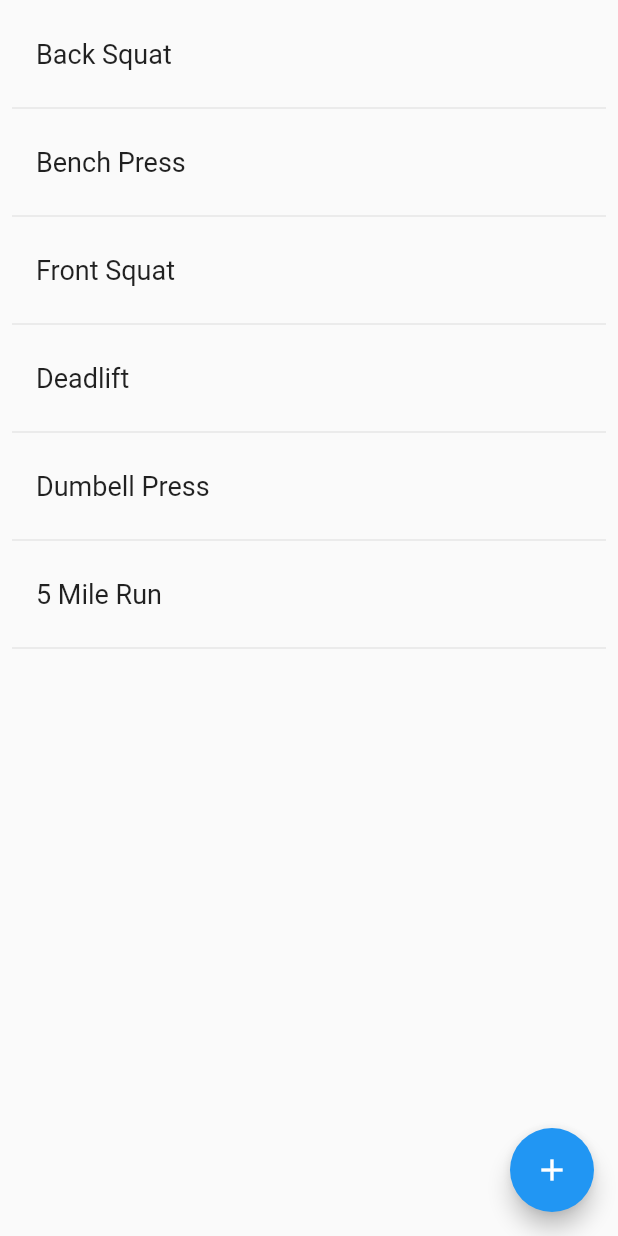
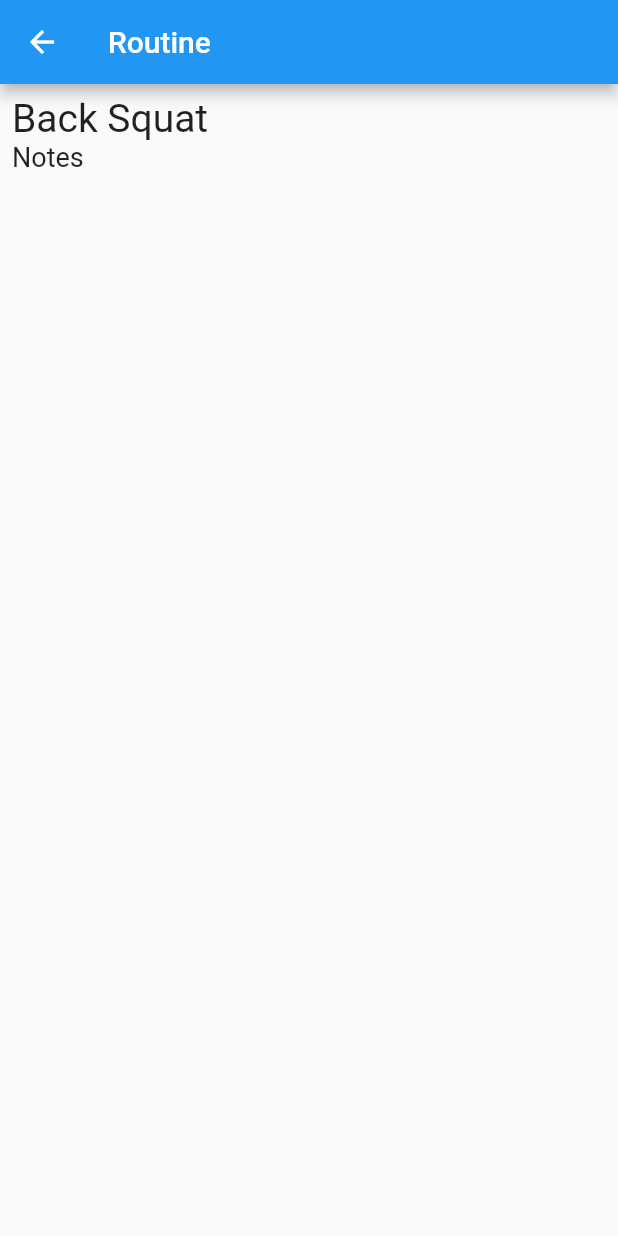
Before and after one commit to FreddieBrown/GymBook, a Flutter app: the ExercisesList screen opened directly, after a tap on "Back Squat", on a phone screen of 412 x 824 dp. Run offline on Flutter 3.47's test engine with Material 2 defaults, Android fonts, the phone set to English and light mode, and no system bars; our stand-ins replace sqflite; accounts and stored records are empty.

Commit message:
Added adding pages. Also added detail pages

```diff
--- /dev/null
+++ b/lib/ExerciseDetail.dart
@@ -0,0 +1,32 @@
+import 'package:flutter/material.dart';
+import 'package:intl/intl.dart';
+import 'database/database.dart';
+import 'package:sqflite/sqflite.dart';
+class ExerciseDetail extends StatelessWidget {
+  final Map exercise;
+
+  ExerciseDetail({Key key, @required this.exercise}) : super(key: key);
+
+  @override
+  Widget build(BuildContext context) {
+
+    return Scaffold(
+      appBar: AppBar(
+        title: Text("Routine"),
+      ),
+      body: ListView(
+        padding: EdgeInsets.all(8.0),
+        children: <Widget>[
+          Text(
+            '${exercise['name']}',
+            style: const TextStyle(fontSize: 26.0),
+          ),
+          Text(
+            '${exercise['notes']}',
+            style: const TextStyle(fontSize: 18.0),
+          ),
+        ],
+      ),
+    );
+  }
+}
--- a/lib/ExerciseList.dart
+++ b/lib/ExerciseList.dart
@@ -3,6 +3,7 @@ import 'package:intl/intl.dart';
 import 'database/database.dart';
 import 'package:sqflite/sqflite.dart';
 import 'newExercise.dart';
+import 'ExerciseDetail.dart';
 
 final _biggerFont = const TextStyle(fontSize: 18.0);
 
@@ -19,26 +20,32 @@ class ExercisesListState extends State<ExercisesList>{
   List _exerciseArr = [
     {
       'name':'Back Squat',
+      'notes': 'Notes'
 
     },
     {
       'name':'Bench Press',
+      'notes': 'Notes'
 
     },
     {
       'name':'Front Squat',
+      'notes': 'Notes'
 
     },
     {
       'name':'Deadlift',
+      'notes': 'Notes'
 
     },
     {
       'name':'Dumbell Press',
+      'notes': 'Notes'
 
     },
     {
       'name':'5 Mile Run',
+      'notes': 'Notes'
 
     },
   ];
@@ -80,6 +87,13 @@ class ExercisesListState extends State<ExercisesList>{
       onTap: () {
         setState(() {
           print("Hello");
+
+          Navigator.push(
+            context,
+            MaterialPageRoute(
+              builder: (context) => ExerciseDetail(exercise: h),
+            ),
+          );
         });
       },
     );
@@ -103,10 +117,12 @@ class ExercisesListState extends State<ExercisesList>{
     );
 
     // After the Selection Screen returns a result, show it in a Snackbar!
-    Scaffold.of(context).showSnackBar(SnackBar(content: Text("$result")));
+//    Scaffold.of(context).showSnackBar(SnackBar(content: Text("$result")));
     _exerciseArr.add({
-      'name': 'Another Exercise',
+      'name': '${result["name"]}',
+      'notes' : '${result["notes"]}'
     });
+    /// Here I should add this to the DB or whatever storage this uses
   }
 }
 
--- /dev/null
+++ b/lib/RoutineDetail.dart
@@ -0,0 +1,32 @@
+import 'package:flutter/material.dart';
+import 'package:intl/intl.dart';
+import 'database/database.dart';
+import 'package:sqflite/sqflite.dart';
+class RoutineDetail extends StatelessWidget {
+  final Map routine;
+
+  RoutineDetail({Key key, @required this.routine}) : super(key: key);
+
+  @override
+  Widget build(BuildContext context) {
+
+    return Scaffold(
+      appBar: AppBar(
+        title: Text("Routine"),
+      ),
+      body: ListView(
+        padding: EdgeInsets.all(8.0),
+        children: <Widget>[
+          Text(
+            '${routine['name']}',
+            style: const TextStyle(fontSize: 26.0),
+          ),
+          Text(
+            '${routine['exercises']} mins',
+            style: const TextStyle(fontSize: 18.0),
+          ),
+        ],
+      ),
+    );
+  }
+}
--- a/lib/workoutDetail.dart
+++ b/lib/WorkoutDetail.dart
@@ -2,14 +2,14 @@ import 'package:flutter/material.dart';
 import 'package:intl/intl.dart';
 import 'database/database.dart';
 import 'package:sqflite/sqflite.dart';
-class workoutDetail extends StatelessWidget {
+class WorkoutDetail extends StatelessWidget {
   final String name;
 
-  workoutDetail({Key key, @required this.name}) : super(key: key);
+  WorkoutDetail({Key key, @required this.name}) : super(key: key);
 
   @override
   Widget build(BuildContext context) {
-    // Use the Todo to create our UI
+
     return Scaffold(
       appBar: AppBar(
         title: Text("Workout"),
```
Also changed, not shown: lib/FormMaker.dart (added, +36 -0 lines), lib/HomeList.dart (+4 -3 lines), lib/RoutineList.dart (+10 -2 lines), lib/newExercise.dart (+34 -2 lines), lib/newRoutine.dart (+20 -2 lines), lib/newWorkout.dart (+20 -2 lines).
